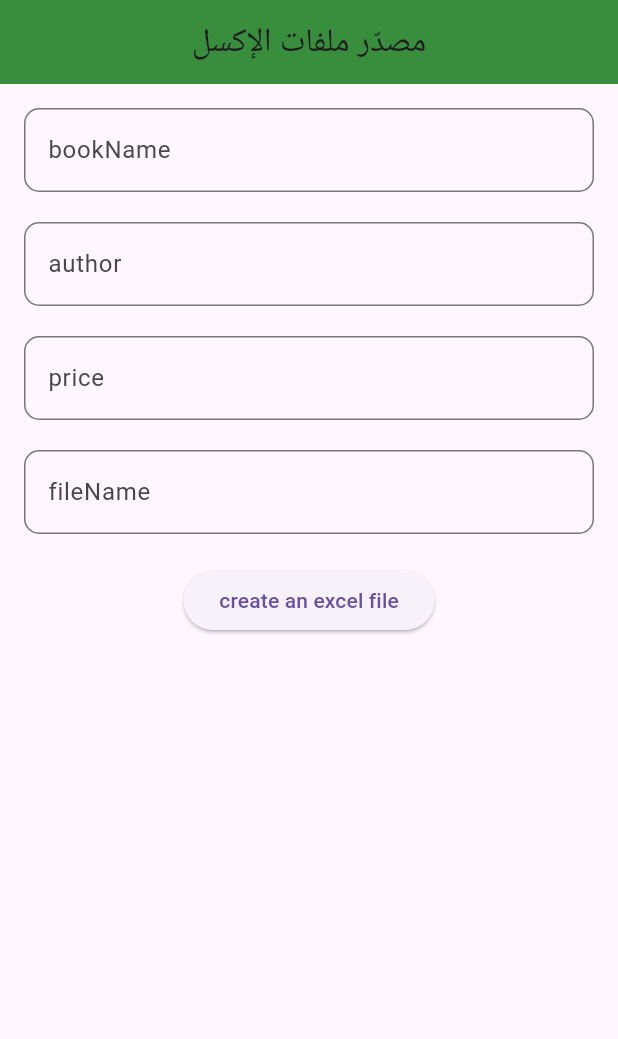
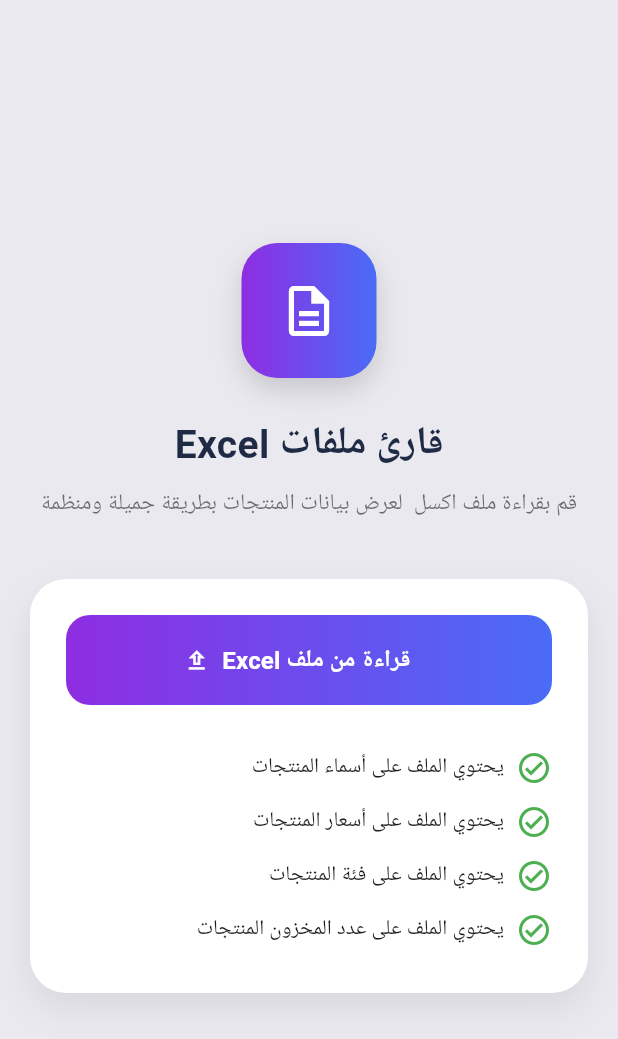
Before and after one commit to as-j-3/Saliha_flutter, a Flutter app: the screen it shows after launch, on a phone screen of 412 x 824 dp. Shown: the top 1039 px of the screen. Run offline on Flutter 3.47's test engine with Material 3 defaults, Android fonts, the phone set to English and light mode, and no system bars; our stand-ins replace file_picker; missing offline and left inert: excel; Roboto replaces fonts that are missing (Cairo).

Commit message:
reade in excel

```diff
--- a/lib/HomeScreen.dart
+++ /dev/null
@@ -1,98 +0,0 @@
-import 'package:excal_exampl/excel.dart';
-import 'package:flutter/material.dart';
-
-class HomeScreen extends StatefulWidget {
-  const HomeScreen({super.key});
-
-  @override
-  State<HomeScreen> createState() => _ExcelScreenState();
-}
-
-class _ExcelScreenState extends State<HomeScreen> {
-  // تعريف وحدات التحكم للنصوص
-  final TextEditingController _bookNameController = TextEditingController();
-  final TextEditingController _authorController = TextEditingController();
-  final TextEditingController _priceController = TextEditingController();
-  final TextEditingController _fileNameController = TextEditingController();
-
-  @override
-  Widget build(BuildContext context) {
-    void _clear() {
-      _bookNameController.clear();
-      _authorController.clear();
-      _priceController.clear();
-      _fileNameController.clear(); // إذا كنتِ تريدين إبقاء اسم الملف، احذفي هذا السطر
-    }
-    Exalefile exaleobject=Exalefile();
-    return Scaffold(
-      appBar: AppBar(
-        title: const Text('مصدّر ملفات الإكسل'),
-        centerTitle: true,
-        backgroundColor: Colors.green[700],
-      ),
-      body: Padding(
-        padding: EdgeInsets.all(16),
-        child: Column(
-          children: [
-            TextField(
-              controller: _bookNameController,
-              decoration: InputDecoration(
-                labelText: 'bookName',
-                border: OutlineInputBorder(
-                  borderSide: BorderSide(color: Colors.grey),
-                  borderRadius: BorderRadius.circular(10),
-                ),
-              ),
-            ),
-            SizedBox(height: 20),
-            TextField(
-              controller: _authorController,
-              decoration: InputDecoration(
-                labelText: 'author ',
-                border: OutlineInputBorder(
-                  borderSide: BorderSide(color: Colors.grey),
-                  borderRadius: BorderRadius.circular(10),
-                ),
-              ),
-            ),
-            SizedBox(height: 20),
-            TextField(
-              controller: _priceController,
-              decoration: InputDecoration(
-                labelText: 'price ',
-                border: OutlineInputBorder(
-                  borderSide: BorderSide(color: Colors.grey),
-                  borderRadius: BorderRadius.circular(10),
-                ),
-              ),
-            ),
-            SizedBox(height: 20),
-            TextField(
-              controller: _fileNameController,
-              decoration: InputDecoration(
-                labelText: 'fileName ',
-                border: OutlineInputBorder(
-                  borderSide: BorderSide(color: Colors.grey),
-                  borderRadius: BorderRadius.circular(10),
-                ),
-              ),
-            ),
-            SizedBox(height: 20),
-            ElevatedButton(onPressed: () async{
-              final bookDetails=
-              [
-                _bookNameController.text,
-                _authorController.text,
-                _priceController.text
-
-              ];
-              exaleobject.createxcelfile(bookDetails, _fileNameController.text);
-              _clear();
-
-            }, child: Text('create an excel file'))
-          ],
-        ),
-      ),
-    );
-  }
-}
--- a/lib/excel.dart
+++ /dev/null
@@ -1,61 +0,0 @@
-import 'dart:io';
-import 'package:excel/excel.dart';
-import 'package:open_filex/open_filex.dart';
-import 'package:permission_handler/permission_handler.dart';
-
-class Exalefile {
-
-  Future<void> createxcelfile(List<String> bookinfo, String fileName) async {
-    String path = '/storage/emulated/0/Pictures/$fileName.xlsx';
-    File file = File(path);
-    Excel excel;
-
-    // 1. التحقق: إذا كان الملف موجوداً مسبقاً، افتحه. إذا لم يكن، أنشئ واحداً جديداً.
-    if (await file.exists()) {
-      var bytes = file.readAsBytesSync();
-      excel = Excel.decodeBytes(bytes); // يفتح الملف الحالي ببياناته القديمة
-    } else {
-      excel = Excel.createExcel(); // ينشئ ملفاً جديداً لأول مرة
-    }
-
-    // 2. الوصول لورقة العمل (Sheet)
-    // نستخدم الورقة الأولى دائماً
-    String sheetName = excel.sheets.keys.first;
-    Sheet sheetObject = excel[sheetName];
-
-    // 3. إضافة العناوين فقط إذا كان الملف جديداً (فارغاً)
-    if (sheetObject.maxRows == 0) {
-      sheetObject.appendRow([
-        TextCellValue("اسم الكتاب"),
-        TextCellValue("الكاتب"),
-        TextCellValue("السعر")
-      ]);
-    }
-
-    // 4. إضافة البيانات الجديدة في سطر جديد
-    List<CellValue> bookData = bookinfo.map((e) => TextCellValue(e)).toList();
-    sheetObject.appendRow(bookData);
-
-    // 5. حفظ الملف بعد التعديل
-    await saveExcel(excel, fileName);
-  }
-
-  Future<void> saveExcel(Excel excel, String fileName) async {
-    // 1. التحقق من الحالة الحالية أولاً
-    var status = await Permission.storage.status;
-
-    // 2. إذا لم تكن ممنوحة، نطلبها
-    if (!status.isGranted) {
-      status = await Permission.storage.request();
-    }
-      var fileBytes = excel.save();
-
-      // إنشاء الملف وحفظ البيانات
-      File('/storage/emulated/0/Pictures/$fileName.xlsx')
-        ..createSync(recursive: true)
-        ..writeAsBytesSync(fileBytes!);
-      print("تم حفظ ملف الإكسل بنجاح في التنزيلات");
-
-
-  }
-}
--- /dev/null
+++ b/lib/excel/excel_reader.dart
@@ -0,0 +1,40 @@
+import 'dart:io';
+import 'package:excel/excel.dart';
+import 'package:file_picker/file_picker.dart';
+import 'product_model.dart';
+
+class ExcelReader {
+  static Future<List<Product>> readExcel() async {
+    List<Product> products = [];
+
+    FilePickerResult? result =
+    await FilePicker.platform.pickFiles(type: FileType.custom, allowedExtensions: ['xlsx']);
+
+    if (result == null) return [];
+
+    File file = File(result.files.single.path!);
+    var bytes = file.readAsBytesSync();
+
+    var excel = Excel.decodeBytes(bytes);
+
+    for (var table in excel.tables.keys) {
+      for (int i = 1; i < excel.tables[table]!.rows.length; i++) {
+        var row = excel.tables[table]!.rows[i];
+
+        products.add(
+            Product(
+              id: row[0]?.value?.toString() ?? '',
+              name: row[1]?.value?.toString() ?? '',
+              price: double.tryParse(row[2]?.value?.toString() ?? '0') ?? 0,
+              category: row[3]?.value?.toString() ?? '',
+              stock: int.tryParse(row[4]?.value?.toString() ?? '0') ?? 0,
+            )
+
+        );
+      }
+    }
+
+        return products;
+      }
+
+}
--- /dev/null
+++ b/lib/excel/product_model.dart
@@ -0,0 +1,15 @@
+class Product {
+  final String id;
+  final String name;
+  final double price;
+  final String category;
+  final int stock;
+
+  Product({
+    required this.id,
+    required this.name,
+    required this.price,
+    required this.category,
+    required this.stock,
+  });
+}
--- a/lib/main.dart
+++ b/lib/main.dart
@@ -1,20 +1,23 @@
-
-import 'package:excal_exampl/HomeScreen.dart';
+import 'package:excal_exampl/screens/ExcelHome.dart';
 import 'package:flutter/material.dart';
 
-void main ()
-{
-  runApp(App());
+void main() {
+  runApp(const MyApp());
 }
-class App extends StatelessWidget {
-  const App({super.key});
+
+class MyApp extends StatelessWidget {
+  const MyApp({super.key});
 
   @override
   Widget build(BuildContext context) {
     return MaterialApp(
+      debugShowCheckedModeBanner: false,
+      title: 'Excel Reader',
+      theme: ThemeData(fontFamily: 'Cairo'),
       initialRoute: '/',
       routes: {
-        '/': (context) => HomeScreen(),},
+        '/': (context) => ExcelHome(),},
     );
+
   }
 }
--- /dev/null
+++ b/lib/screens/ExcelHome.dart
@@ -0,0 +1,159 @@
+
+import 'package:excal_exampl/screens/product_list_screen.dart';
+import 'package:flutter/material.dart';
+
+import '../excel/excel_reader.dart';
+import '../widgets/FeatureItem.dart';
+
+class ExcelHome extends StatelessWidget {
+  const ExcelHome({super.key});
+
+  @override
+  Widget build(BuildContext context) {
+    return Scaffold(
+      backgroundColor: const Color(0xffE9E9EF),
+      body: SafeArea(
+        child: Center(
+          child: Padding(
+            padding: const EdgeInsets.all(20),
+            child: Column(
+              mainAxisAlignment: MainAxisAlignment.center,
+              children: [
+                /// Icon Box
+                Container(
+                  width: 90,
+                  height: 90,
+                  decoration: BoxDecoration(
+                    gradient: const LinearGradient(
+                      colors: [
+                        Color(0xff8E2DE2),
+                        Color(0xff4A6CF7),
+                      ],
+                    ),
+                    borderRadius: BorderRadius.circular(24),
+                    boxShadow: [
+                      BoxShadow(
+                        color: Colors.black.withOpacity(0.15),
+                        blurRadius: 15,
+                        offset: const Offset(0, 8),
+                      )
+                    ],
+                  ),
+                  child: const Icon(
+                    Icons.description_outlined,
+                    color: Colors.white,
+                    size: 40,
+                  ),
+                ),
+
+                const SizedBox(height: 24),
+                /// Title
+                const Text(
+                  " Excel قارئ ملفات ",
+                  style: TextStyle(
+                    fontSize: 26,
+                    fontWeight: FontWeight.bold,
+                    color: Color(0xff1F2A44),
+                  ),
+                ),
+                const SizedBox(height: 10),
+                /// Subtitle
+                const Text(
+                  "قم بقراءة ملف اكسل  لعرض بيانات المنتجات بطريقة جميلة ومنظمة",
+                  textAlign: TextAlign.center,
+                  style: TextStyle(
+                    fontSize: 15,
+                    color: Colors.black54,
+                  ),
+                ),
+
+                const SizedBox(height: 40),
+
+                /// Card Container
+                Container(
+                  width: double.infinity,
+                  padding: const EdgeInsets.all(24),
+                  decoration: BoxDecoration(
+                    color: Colors.white,
+                    borderRadius: BorderRadius.circular(24),
+                    boxShadow: [
+                      BoxShadow(
+                        color: Colors.black.withOpacity(0.08),
+                        blurRadius: 20,
+                        offset: const Offset(0, 10),
+                      ),
+                    ],
+                  ),
+                  child: Column(
+                    children: [
+                      /// Gradient Button
+                      Container(
+                        width: double.infinity,
+                        height: 60,
+                        decoration: BoxDecoration(
+                          gradient: const LinearGradient(
+                            colors: [
+                              Color(0xff8E2DE2),
+                              Color(0xff4A6CF7),
+                            ],
+                          ),
+                          borderRadius: BorderRadius.circular(16),
+                        ),
+                        child: ElevatedButton.icon(
+                          style: ElevatedButton.styleFrom(
+                            backgroundColor: Colors.transparent,
+                            shadowColor: Colors.transparent,
+                          ),
+                          onPressed: () async {
+
+                            final products = await ExcelReader.readExcel();
+
+                            if (products.isEmpty) return;
+
+                            Navigator.push(
+                              context,
+                              MaterialPageRoute(
+                                builder: (_) => ProductListScreen(products: products),
+                              ),
+                            );
+                          },
+
+                          icon: const Icon(Icons.upload_outlined,color: Colors.white,),
+                          label: const Text(
+                            "Excel قراءة من ملف  ",
+                            style: TextStyle(
+                                fontSize: 16,
+                                fontWeight: FontWeight.bold,
+                                color: Colors.white
+                            ),
+                          ),
+
+                        ),
+                      ),
+
+                      const SizedBox(height: 24),
+
+                      const FeatureItem(
+                        text: "يحتوي الملف على أسماء المنتجات",
+                      ),
+                      const FeatureItem(
+                        text: "يحتوي الملف على أسعار المنتجات",
+                      ),
+                      const FeatureItem(
+                        text: "يحتوي الملف على فئة المنتجات",
+                      ),
+                      const FeatureItem(
+                        text: "يحتوي الملف على عدد المخزون المنتجات",
+                      ),
+
+                    ],
+                  ),
+                ),
+              ],
+            ),
+          ),
+        ),
+      ),
+    );
+  }
+}
--- /dev/null
+++ b/lib/widgets/FeatureItem.dart
@@ -0,0 +1,26 @@
+
+import 'package:flutter/material.dart';
+
+class FeatureItem extends StatelessWidget {
+  final String text;
+
+  const FeatureItem({super.key, required this.text});
+
+  @override
+  Widget build(BuildContext context) {
+    return Padding(
+      padding: const EdgeInsets.symmetric(vertical: 6),
+      child: Row(
+        mainAxisAlignment: MainAxisAlignment.end,
+        children: [
+          Text(
+            text,
+            style: const TextStyle(fontSize: 14),
+          ),
+          const SizedBox(width: 8),
+          const Icon(Icons.check_circle_outline_outlined, color: Colors.green),
+        ],
+      ),
+    );
+  }
+}
--- a/pubspec.yaml
+++ b/pubspec.yaml
@@ -37,6 +37,7 @@
   excel: ^4.0.6
   permission_handler: ^12.0.1
   open_filex: ^4.7.0
+  file_picker: ^10.3.10
 
 dev_dependencies:
   flutter_test:
```
Also changed, not shown: lib/screens/product_list_screen.dart (added, +76 -0 lines), lib/widgets/product_card.dart (added, +107 -0 lines), pubspec.lock, 2 other files.
